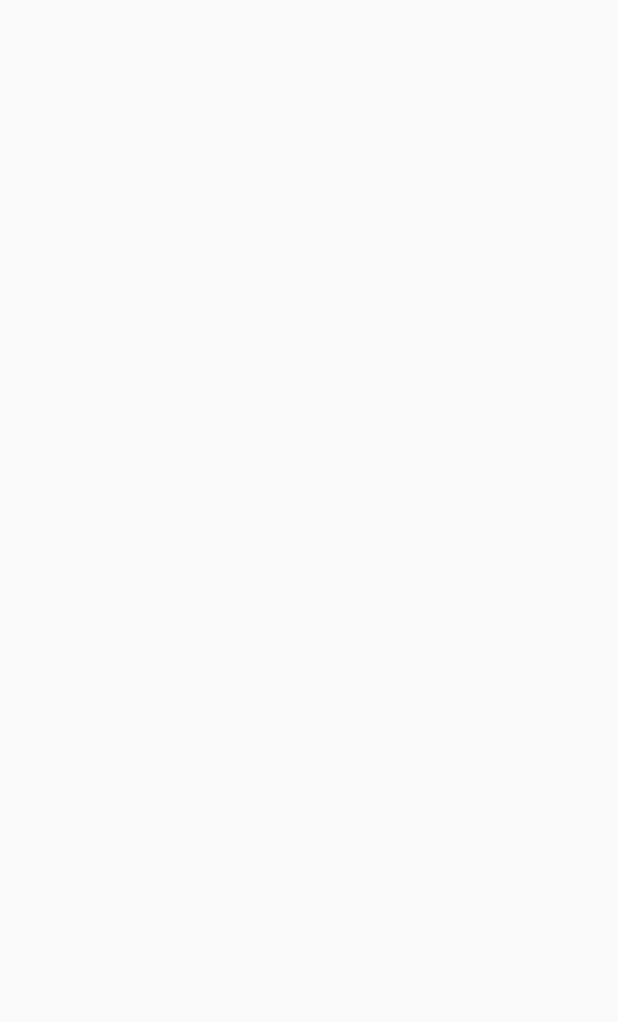
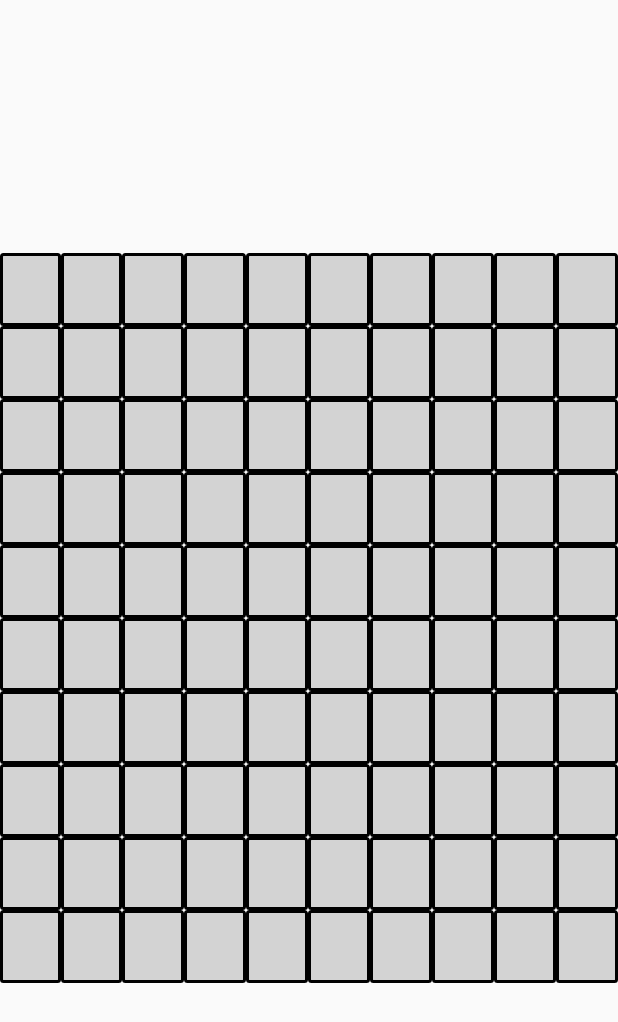
Before and after one commit to vijimscse/Minesweeper, an Android app: the screen it shows after launch (MainActivity), on a phone screen of 412 x 824 dp. Before the commit the part shown is empty. Shown: the top 1022 px of the screen. Run offline under Robolectric (Android 15) with nearby library versions, the phone set to English and light mode, and no system bars.

Commit message:
Added cells for difficulty level

```diff
--- a/app/src/main/java/com/learn/minesweeper/Cell.kt
+++ b/app/src/main/java/com/learn/minesweeper/Cell.kt
@@ -4,6 +4,6 @@ import android.content.Context
 import android.view.View
 import com.learn.minesweeper.dto.Content
 
-class Cell(context: Context?, var content: Content?) : View(context) {
+class Cell(context: Context?, var content: Content) : View(context) {
 
 }
--- a/app/src/main/java/com/learn/minesweeper/MainActivity.kt
+++ b/app/src/main/java/com/learn/minesweeper/MainActivity.kt
@@ -1,18 +1,21 @@
 package com.learn.minesweeper
 
+import android.os.Bundle
+import android.util.DisplayMetrics
+import android.view.Gravity
+import android.widget.LinearLayout
 import androidx.appcompat.app.AppCompatActivity
-import android.os.Bundle
-import android.widget.LinearLayout
-import com.learn.minesweeper.dto.CellType
-import com.learn.minesweeper.dto.Content
-import com.learn.minesweeper.dto.Empty
-import com.learn.minesweeper.dto.Mine
+import androidx.core.content.ContextCompat
+import com.learn.minesweeper.dto.*
+import com.learn.minesweeper.dto.Number
 import com.learn.minesweeper.level.Difficulty
+import kotlinx.android.synthetic.main.activity_main.*
 import kotlin.random.Random
+
 
 class MainActivity : AppCompatActivity() {
 
-    private var difficultyLevel: Difficulty = Difficulty.EASY
+    private var difficultyLevel: Difficulty = Difficulty.DIFFICULT
     private lateinit var contentList: ArrayList<ArrayList<Content>>
 
     override fun onCreate(savedInstanceState: Bundle?) {
@@ -22,26 +25,49 @@ class MainActivity : AppCompatActivity() {
         initBoardContentList()
         generateMines()
         calculateNeighborMineCount()
-       // addCells()
+        addCells()
     }
 
     private fun calculateNeighborMineCount() {
+        for ((i, list) in contentList.withIndex()) {
+           for ((j, element) in list.withIndex()) {
+               var mineCount = 0
 
+               if (element.type != CellType.MINE) {
+                   if (isMine(i-1, j-1)) mineCount++
+                   if (isMine(i-1, j)) mineCount++
+                   if (isMine(i-1, j+1)) mineCount++
+                   if (isMine(i, j-1)) mineCount++
+                   if (isMine(i, j+1)) mineCount++
+                   if (isMine(i+1, j-1)) mineCount++
+                   if (isMine(i+1, j)) mineCount++
+                   if (isMine(i+1, j+1)) mineCount++
+                   if (mineCount > 0) {
+                       list[j] =  Number(mineCount)
+                   }
+               }
+           }
+        }
+
+        println(contentList)
     }
+
+    private fun isMine(i: Int, j: Int) = if (i >= 0 && i < difficultyLevel.boardSize &&  j >= 0 &&
+        j < difficultyLevel.boardSize) contentList[i][j].type == CellType.MINE else false
 
     private fun generateMines() {
         val mineCount = difficultyLevel.mineCount
         val boardSize = difficultyLevel.boardSize
 
         for (i in 0 until mineCount) {
-            var i = Random.nextInt(0, boardSize)
-            var j = Random.nextInt(0, boardSize)
+            var rowIndex = Random.nextInt(0, boardSize)
+            var columnIndex = Random.nextInt(0, boardSize)
 
-            val row = contentList[i]
-            if (row[j].type == CellType.MINE) {
+            val row = contentList[rowIndex]
+            if (row[columnIndex].type == CellType.MINE) {
                 i.dec()
             } else {
-                row[j] = Mine()
+                row[columnIndex] = Mine()
             }
         }
     }
@@ -59,13 +85,41 @@ class MainActivity : AppCompatActivity() {
     }
 
     private fun addCells() {
+        val height: Int = getScreenHeight()
 
-        for (i in 0..3) {
-            val ll = LinearLayout(this)
-            ll.orientation = LinearLayout.HORIZONTAL
-            val cell = Cell(this, null)
+        for ((i, list) in contentList.withIndex()) {
+            val row = LinearLayout(this)
+            row.gravity = Gravity.CENTER_HORIZONTAL
+            row.orientation = LinearLayout.HORIZONTAL
+            row.weightSum = difficultyLevel.boardSize.toFloat()
+            for ((j, element) in list.withIndex()) {
+                val cell = Cell(this, element)
+                cell.background = ContextCompat.getDrawable(this, R.drawable.cell_background_not_open)
+                val param = LinearLayout.LayoutParams(0, (height / (difficultyLevel.boardSize) - 50), 1F)
+                cell.layoutParams = param
+                row.addView(cell)
+                cell.setOnClickListener {
+                        when (cell.content.type) {
+                            CellType.MINE -> {
+                                // Open up all cells and Game over
 
-
+                            }
+                            CellType.EMPTY -> {
+                                // Open up all empty neighbor cells
+                            }
+                            CellType.NUMBER -> {
+                                // Open up and show count
+                            }
+                        }
+                }
+            }
+            board.addView(row)
         }
     }
+
+    private fun getScreenHeight(): Int {
+        val displayMetrics = DisplayMetrics()
+        windowManager.defaultDisplay.getMetrics(displayMetrics)
+        return displayMetrics.heightPixels
+    }
 }
--- /dev/null
+++ b/app/src/main/res/drawable/cell_background_not_open.xml
@@ -0,0 +1,5 @@
+<?xml version="1.0" encoding="utf-8"?>
+<selector xmlns:android="http://schemas.android.com/apk/res/android">
+    <item android:drawable="@drawable/grey_without_border" android:state_selected="true" />
+    <item android:drawable="@drawable/grey_border" />
+</selector>
--- /dev/null
+++ b/app/src/main/res/drawable/grey_border.xml
@@ -0,0 +1,8 @@
+<?xml version="1.0" encoding="utf-8"?>
+<shape xmlns:android="http://schemas.android.com/apk/res/android">
+
+    <corners android:radius="1dp" />
+    <solid android:color="#D3D3D3" />
+    <stroke android:color="#000000" android:width="2dp"/>
+    <padding android:right="5dp" android:left="5dp" android:top="5dp" android:bottom="5dp" />
+</shape>
--- /dev/null
+++ b/app/src/main/res/drawable/grey_without_border.xml
@@ -0,0 +1,8 @@
+<?xml version="1.0" encoding="utf-8"?>
+<shape xmlns:android="http://schemas.android.com/apk/res/android">
+
+    <corners android:radius="1dp" />
+    <solid android:color="#D3D3D3" />
+
+    <padding android:right="5dp" android:left="5dp" android:top="5dp" android:bottom="5dp" />
+</shape>
--- a/app/src/main/res/layout/activity_main.xml
+++ b/app/src/main/res/layout/activity_main.xml
@@ -6,6 +6,7 @@
     android:layout_height="match_parent"
     android:orientation="vertical"
     android:id="@+id/board"
+    android:gravity="center"
     tools:context=".MainActivity">
 
 <!--   <LinearLayout-->
```
